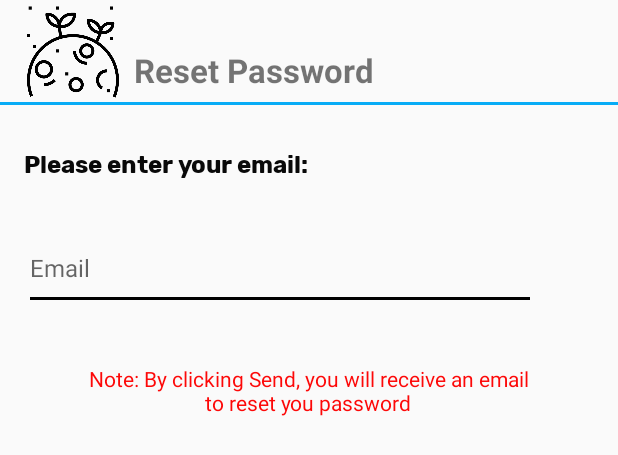
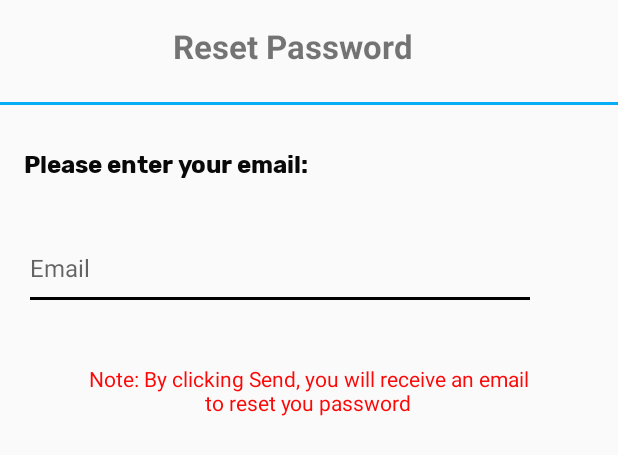
Before and after one commit to IrisLi0912/GamifiedLearning, an Android app: the layout activity_forgot_password.xml on its own in the app's theme, with its tools: preview values and no code run, on a phone screen of 412 x 824 dp. Shown: the top 455 px of the screen. Run offline under Robolectric (Android 15) with nearby library versions, the phone set to English and light mode, and no system bars.

Commit message:
on the way to died, reset yis working

```diff
--- a/app/src/main/res/layout/activity_forgot_password.xml
+++ b/app/src/main/res/layout/activity_forgot_password.xml
@@ -17,6 +17,7 @@ android:layout_gravity="center_horizontal">
     android:layout_marginTop="24dp"
     android:hint="Email"
     android:textSize="16dp"
+    android:inputType="textEmailAddress"
     app:layout_constraintEnd_toEndOf="parent"
     app:layout_constraintHorizontal_bias="0.228"
     app:layout_constraintStart_toStartOf="parent"
@@ -61,17 +62,15 @@ android:layout_gravity="center_horizontal">
         style="@style/Widget.AppCompat.TextView"
         android:layout_width="180dp"
         android:layout_height="36dp"
-    android:layout_marginStart="9dp"
-    android:layout_marginTop="28dp"
-    android:layout_marginEnd="168dp"
+        android:layout_marginTop="16dp"
         android:text="Reset Password "
         android:textAppearance="@style/TextAppearance.AppCompat.Small"
         android:textSize="22dp"
         android:textStyle="bold"
         app:layout_constraintEnd_toEndOf="parent"
-    app:layout_constraintHorizontal_bias="0.066"
-    app:layout_constraintStart_toEndOf="@+id/imageView"
-    app:layout_constraintTop_toTopOf="@+id/imageView" />
+        app:layout_constraintHorizontal_bias="0.497"
+        app:layout_constraintStart_toStartOf="parent"
+        app:layout_constraintTop_toTopOf="parent" />
 
     <View
     android:id="@+id/divider4"
@@ -81,16 +80,6 @@ android:layout_gravity="center_horizontal">
     android:background="@color/navgation"
     app:layout_constraintEnd_toEndOf="parent"
     app:layout_constraintHorizontal_bias="0.0"
-    app:layout_constraintStart_toStartOf="parent"
-    app:layout_constraintTop_toTopOf="parent" />
-
-<ImageView
-    android:id="@+id/imageView"
-    android:layout_width="65dp"
-    android:layout_height="61dp"
-    android:layout_marginStart="16dp"
-    android:layout_marginTop="4dp"
-    android:src="@drawable/loginmarsicon"
     app:layout_constraintStart_toStartOf="parent"
     app:layout_constraintTop_toTopOf="parent" />
 
```
Lines whose indentation alone changed are shown as unchanged.
